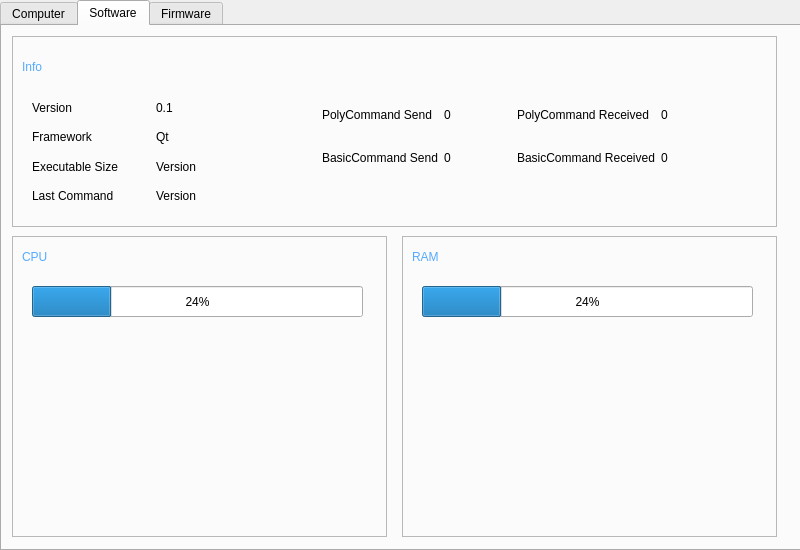
Before: the Qt Designer form src/Page/MonitoringPage.ui in polybox3d/polybox, drawn with Qt 5.
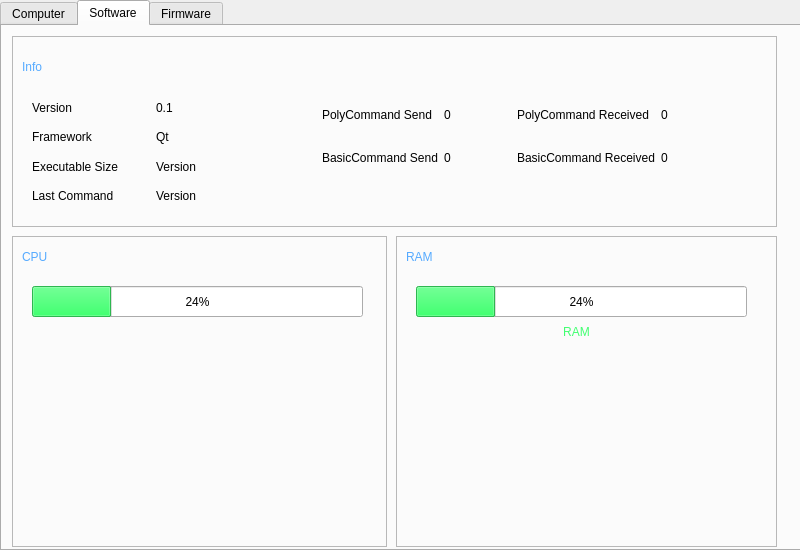
After: the same form once the commit is applied. The open tabs and pages were chosen to show the change. Custom widgets are drawn as their Qt base class.

What changed in the file:
```diff
--- a/src/Page/MonitoringPage.ui
+++ b/src/Page/MonitoringPage.ui
@@ -221,10 +221,10 @@
     <widget class="QFrame" name="ramFrame_2">
      <property name="geometry">
       <rect>
-       <x>400</x>
+       <x>394</x>
        <y>210</y>
-       <width>375</width>
-       <height>301</height>
+       <width>381</width>
+       <height>311</height>
       </rect>
      </property>
      <property name="frameShape">
@@ -259,10 +259,77 @@
         <height>31</height>
        </rect>
       </property>
+      <property name="palette">
+       <palette>
+        <active>
+         <colorrole role="Highlight">
+          <brush brushstyle="SolidPattern">
+           <color alpha="255">
+            <red>65</red>
+            <green>255</green>
+            <blue>112</blue>
+           </color>
+          </brush>
+         </colorrole>
+        </active>
+        <inactive>
+         <colorrole role="Highlight">
+          <brush brushstyle="SolidPattern">
+           <color alpha="255">
+            <red>65</red>
+            <green>255</green>
+            <blue>112</blue>
+           </color>
+          </brush>
+         </colorrole>
+        </inactive>
+        <disabled>
+         <colorrole role="Highlight">
+          <brush brushstyle="SolidPattern">
+           <color alpha="255">
+            <red>145</red>
+            <green>141</green>
+            <blue>126</blue>
+           </color>
+          </brush>
+         </colorrole>
+        </disabled>
+       </palette>
+      </property>
       <property name="value">
        <number>24</number>
       </property>
      </widget>
+     <widget class="QCustomPlot" name="ramSelfPlot" native="true">
+      <property name="geometry">
+       <rect>
+        <x>20</x>
+        <y>120</y>
+        <width>331</width>
+        <height>181</height>
+       </rect>
+      </property>
+     </widget>
+     <widget class="QLabel" name="ramSelfDisplay">
+      <property name="geometry">
+       <rect>
+        <x>20</x>
+        <y>80</y>
+        <width>321</width>
+        <height>31</height>
+       </rect>
+      </property>
+      <property name="styleSheet">
+       <string notr="true">font: 75 14pt &quot;MS Shell Dlg 2&quot;;
+color: rgb(65, 255, 112);</string>
+      </property>
+      <property name="text">
+       <string>RAM</string>
+      </property>
+      <property name="alignment">
+       <set>Qt::AlignCenter</set>
+      </property>
+     </widget>
     </widget>
     <widget class="QFrame" name="cpuFrame_2">
      <property name="geometry">
@@ -270,7 +337,7 @@
        <x>10</x>
        <y>210</y>
        <width>375</width>
-       <height>301</height>
+       <height>311</height>
       </rect>
      </property>
      <property name="frameShape">
@@ -288,6 +355,43 @@
         <height>31</height>
        </rect>
       </property>
+      <property name="palette">
+       <palette>
+        <active>
+         <colorrole role="Highlight">
+          <brush brushstyle="SolidPattern">
+           <color alpha="255">
+            <red>65</red>
+            <green>255</green>
+            <blue>112</blue>
+           </color>
+          </brush>
+         </colorrole>
+        </active>
+        <inactive>
+         <colorrole role="Highlight">
+          <brush brushstyle="SolidPattern">
+           <color alpha="255">
+            <red>65</red>
+            <green>255</green>
+            <blue>112</blue>
+           </color>
+          </brush>
+         </colorrole>
+        </inactive>
+        <disabled>
+         <colorrole role="Highlight">
+          <brush brushstyle="SolidPattern">
+           <color alpha="255">
+            <red>145</red>
+            <green>141</green>
+            <blue>126</blue>
+           </color>
+          </brush>
+         </colorrole>
+        </disabled>
+       </palette>
+      </property>
       <property name="value">
        <number>24</number>
       </property>
@@ -312,6 +416,16 @@
        <string>CPU</string>
       </property>
      </widget>
+     <widget class="QCustomPlot" name="cpuSelfPlot" native="true">
+      <property name="geometry">
+       <rect>
+        <x>20</x>
+        <y>120</y>
+        <width>331</width>
+        <height>181</height>
+       </rect>
+      </property>
+     </widget>
     </widget>
     <widget class="QFrame" name="infoFrame">
      <property name="geometry">
@@ -418,7 +532,7 @@
        <rect>
         <x>310</x>
         <y>60</y>
-        <width>405</width>
+        <width>406</width>
         <height>80</height>
        </rect>
       </property>
@@ -514,6 +628,14 @@
    </widget>
   </widget>
  </widget>
+ <customwidgets>
+  <customwidget>
+   <class>QCustomPlot</class>
+   <extends>QWidget</extends>
+   <header>../externals/QCustomPlot/qcustomplot.h</header>
+   <container>1</container>
+  </customwidget>
+ </customwidgets>
  <resources/>
  <connections/>
 </ui>
```
Left out of the diff: 48 changed lines with no effect on the pictures.
